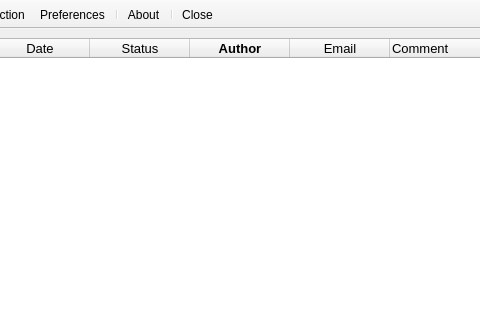
Qt form gui/ui/main.ui (ekaputra07/wpcdesk) before a commit; both pictures show x 120 to 600 and y 0 to 320 of the 796 by 646 pixel window.
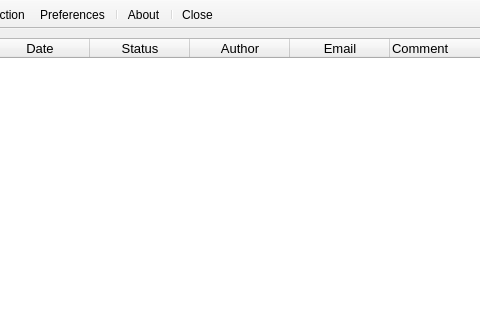
The same form after that commit. Icons and pictures are not drawn.

What changed in the file:
```diff
--- a/gui/ui/main.ui
+++ b/gui/ui/main.ui
@@ -165,6 +165,11 @@
        <property name="text">
         <string>Status</string>
        </property>
+       <property name="font">
+        <font>
+         <pointsize>10</pointsize>
+        </font>
+       </property>
       </column>
       <column>
        <property name="text">
@@ -175,8 +180,8 @@
        </property>
        <property name="font">
         <font>
-         <weight>75</weight>
-         <bold>true</bold>
+         <weight>50</weight>
+         <bold>false</bold>
         </font>
        </property>
       </column>
```
